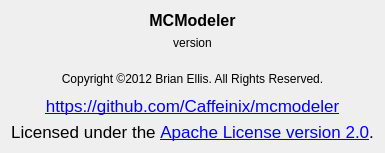
Caffeinix/mcmodeler, file src/about_box.ui: the form before one commit.
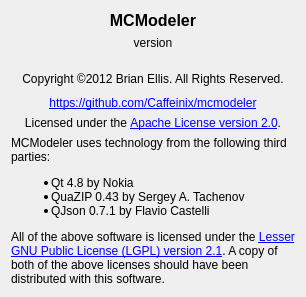
The form after the commit.

```diff
--- a/src/about_box.ui
+++ b/src/about_box.ui
@@ -6,8 +6,8 @@
    <rect>
     <x>0</x>
     <y>0</y>
-    <width>390</width>
-    <height>172</height>
+    <width>453</width>
+    <height>250</height>
    </rect>
   </property>
   <property name="windowTitle">
@@ -86,11 +86,10 @@
    <item>
     <widget class="QLabel" name="web_site_label_">
      <property name="text">
-      <string>&lt;!DOCTYPE HTML PUBLIC &quot;-//W3C//DTD HTML 4.0//EN&quot; &quot;http://www.w3.org/TR/REC-html40/strict.dtd&quot;&gt;
-&lt;html&gt;&lt;head&gt;&lt;meta name=&quot;qrichtext&quot; content=&quot;1&quot; /&gt;&lt;style type=&quot;text/css&quot;&gt;
-p, li { white-space: pre-wrap; }
-&lt;/style&gt;&lt;/head&gt;&lt;body style=&quot; font-family:'Lucida Grande'; font-size:13pt; font-weight:400; font-style:normal;&quot;&gt;
-&lt;p style=&quot; margin-top:0px; margin-bottom:0px; margin-left:0px; margin-right:0px; -qt-block-indent:0; text-indent:0px;&quot;&gt;&lt;a href=&quot;https://github.com/Caffeinix/mcmodeler&quot;&gt;&lt;span style=&quot; text-decoration: underline; color:#0000ff;&quot;&gt;https://github.com/Caffeinix/mcmodeler&lt;/span&gt;&lt;/a&gt;&lt;/p&gt;&lt;/body&gt;&lt;/html&gt;</string>
+      <string>&lt;a href=&quot;https://github.com/Caffeinix/mcmodeler&quot;&gt;https://github.com/Caffeinix/mcmodeler&lt;/a&gt;</string>
+     </property>
+     <property name="textFormat">
+      <enum>Qt::RichText</enum>
      </property>
      <property name="alignment">
       <set>Qt::AlignCenter</set>
@@ -103,11 +102,7 @@
    <item>
     <widget class="QLabel" name="license_label_">
      <property name="text">
-      <string>&lt;!DOCTYPE HTML PUBLIC &quot;-//W3C//DTD HTML 4.0//EN&quot; &quot;http://www.w3.org/TR/REC-html40/strict.dtd&quot;&gt;
-&lt;html&gt;&lt;head&gt;&lt;meta name=&quot;qrichtext&quot; content=&quot;1&quot; /&gt;&lt;style type=&quot;text/css&quot;&gt;
-p, li { white-space: pre-wrap; }
-&lt;/style&gt;&lt;/head&gt;&lt;body style=&quot; font-family:'Lucida Grande'; font-size:13pt; font-weight:400; font-style:normal;&quot;&gt;
-&lt;p style=&quot; margin-top:0px; margin-bottom:0px; margin-left:0px; margin-right:0px; -qt-block-indent:0; text-indent:0px;&quot;&gt;Licensed under the &lt;a href=&quot;http://www.apache.org/licenses/LICENSE-2.0.html&quot;&gt;&lt;span style=&quot; text-decoration: underline; color:#0000ff;&quot;&gt;Apache License version 2.0&lt;/span&gt;&lt;/a&gt;.&lt;/p&gt;&lt;/body&gt;&lt;/html&gt;</string>
+      <string>Licensed under the &lt;a href=&quot;http://www.apache.org/licenses/LICENSE-2.0.html&quot;&gt;Apache License version 2.0&lt;/a&gt;.</string>
      </property>
      <property name="alignment">
       <set>Qt::AlignCenter</set>
@@ -117,6 +112,29 @@
      </property>
     </widget>
    </item>
+   <item>
+    <widget class="QLabel" name="third_party_licenses_label_">
+     <property name="text">
+      <string>&lt;p&gt;MCModeler uses technology from the following third parties:&lt;/p&gt;
+&lt;ul&gt;
+&lt;li&gt;Qt 4.8 by Nokia&lt;/li&gt;
+&lt;li&gt;QuaZIP 0.43 by Sergey A. Tachenov&lt;/li&gt;
+&lt;li&gt;QJson 0.7.1 by Flavio Castelli&lt;/li&gt;
+&lt;/ul&gt;
+&lt;p&gt;All of the above software is licensed under the 
+&lt;a href='http://www.gnu.org/licenses/lgpl-2.1.html'&gt;Lesser GNU Public License (LGPL) 
+version 2.1&lt;/a&gt;. 
+A copy of both of the above licenses should have been distributed with this software. 
+</string>
+     </property>
+     <property name="wordWrap">
+      <bool>true</bool>
+     </property>
+     <property name="openExternalLinks">
+      <bool>true</bool>
+     </property>
+    </widget>
+   </item>
   </layout>
  </widget>
  <resources/>
```
